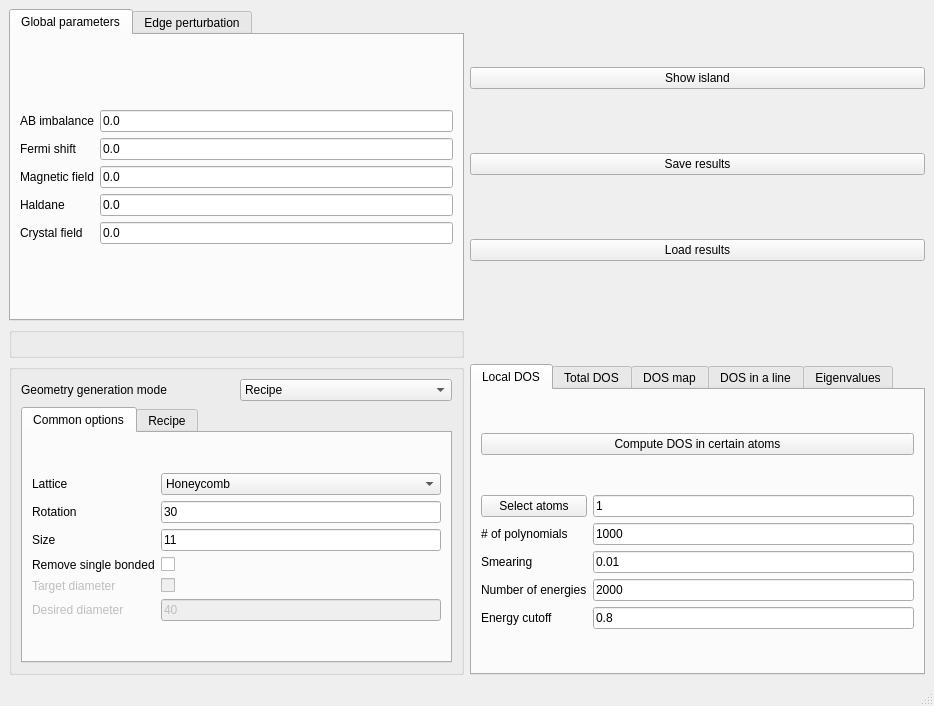
Old version of the form interface-pyqt/huge_0d/interface.ui in the repository joselado/quantum-lattice.
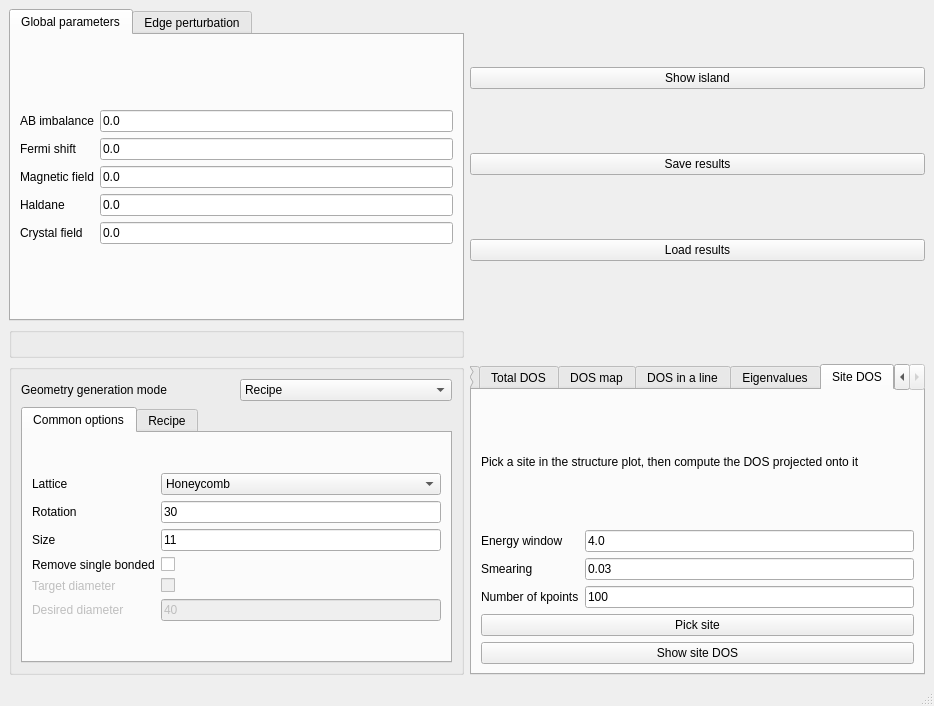
New version of the form. The open tabs and pages were chosen to show the change. Custom widgets are drawn as their Qt base class.

Commit message: Add a "Site DOS" feature: pick a site, plot the DOS projected onto it

Diff of the .ui file:
```diff
--- a/interface-pyqt/huge_0d/interface.ui
+++ b/interface-pyqt/huge_0d/interface.ui
@@ -955,6 +955,86 @@
         </item>
        </layout>
       </widget>
+      <widget class="QWidget" name="tab_site_dos">
+       <attribute name="title">
+        <string>Site DOS</string>
+       </attribute>
+       <layout class="QVBoxLayout" name="verticalLayout_site_dos">
+        <item>
+         <widget class="BodyLabel" name="label_site_dos_info">
+          <property name="text">
+           <string>Pick a site in the structure plot, then compute the DOS projected onto it</string>
+          </property>
+          <property name="wordWrap">
+           <bool>true</bool>
+          </property>
+         </widget>
+        </item>
+        <item>
+         <layout class="QGridLayout" name="gridLayout_site_dos">
+          <item row="0" column="0">
+           <widget class="BodyLabel" name="label_site_dos_ewindow">
+            <property name="text">
+             <string>Energy window</string>
+            </property>
+           </widget>
+          </item>
+          <item row="0" column="1">
+           <widget class="LineEdit" name="site_dos_ewindow">
+            <property name="text">
+             <string>4.0</string>
+            </property>
+           </widget>
+          </item>
+          <item row="1" column="0">
+           <widget class="BodyLabel" name="label_site_dos_delta">
+            <property name="text">
+             <string>Smearing</string>
+            </property>
+           </widget>
+          </item>
+          <item row="1" column="1">
+           <widget class="LineEdit" name="site_dos_delta">
+            <property name="text">
+             <string>0.03</string>
+            </property>
+           </widget>
+          </item>
+          <item row="2" column="0">
+           <widget class="BodyLabel" name="label_site_dos_nk">
+            <property name="text">
+             <string>Number of kpoints</string>
+            </property>
+           </widget>
+          </item>
+          <item row="2" column="1">
+           <widget class="LineEdit" name="site_dos_nk">
+            <property name="text">
+             <string>100</string>
+            </property>
+           </widget>
+          </item>
+         </layout>
+        </item>
+        <item>
+         <widget class="PushButton" name="select_site_dos">
+          <property name="toolTip">
+           <string>Click a site in the structure plot to select it</string>
+          </property>
+          <property name="text">
+           <string>Pick site</string>
+          </property>
+         </widget>
+        </item>
+        <item>
+         <widget class="PushButton" name="show_site_dos">
+          <property name="text">
+           <string>Show site DOS</string>
+          </property>
+         </widget>
+        </item>
+       </layout>
+      </widget>
      </widget>
     </item>
    </layout>
```
Left out of the diff: 18 changed lines with no effect on the pictures. Lines whose indentation alone changed are shown as unchanged. The commit also changes 30 other files.
